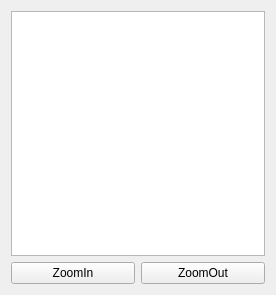
Before: the Qt Designer form src/gui/program_image_widget.ui in ducin/piet, drawn with Qt 5.
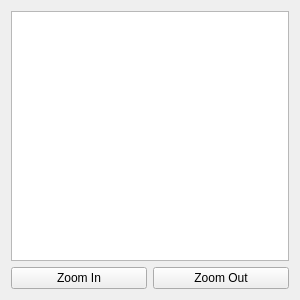
After: the same form once the commit is applied.

Patch:
```diff
--- a/src/gui/program_image_widget.ui
+++ b/src/gui/program_image_widget.ui
@@ -6,10 +6,16 @@
    <rect>
     <x>0</x>
     <y>0</y>
-    <width>276</width>
-    <height>295</height>
+    <width>300</width>
+    <height>300</height>
    </rect>
   </property>
+  <property name="minimumSize">
+   <size>
+    <width>300</width>
+    <height>300</height>
+   </size>
+  </property>
   <property name="windowTitle">
    <string>Form</string>
   </property>
@@ -22,14 +28,14 @@
      <item>
       <widget class="QPushButton" name="pushButtonZoomIn">
        <property name="text">
-        <string>ZoomIn</string>
+        <string>Zoom In</string>
        </property>
       </widget>
      </item>
      <item>
       <widget class="QPushButton" name="pushButtonZoomOut">
        <property name="text">
-        <string>ZoomOut</string>
+        <string>Zoom Out</string>
        </property>
       </widget>
      </item>
```
